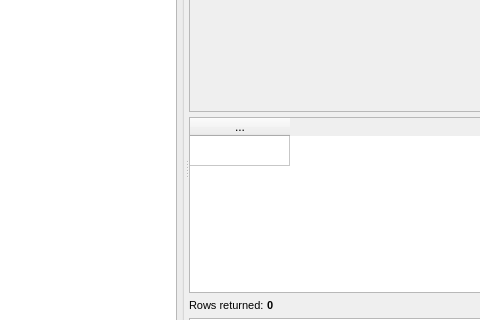
This is libpgmodeler_ui/ui/sqltoolwidget.ui in pgmodeler/pgmodeler as Qt 5 draws it before an edit; both pictures show x 183 to 663 and y 148 to 468 of the 983 by 631 pixel window. The edited form follows.
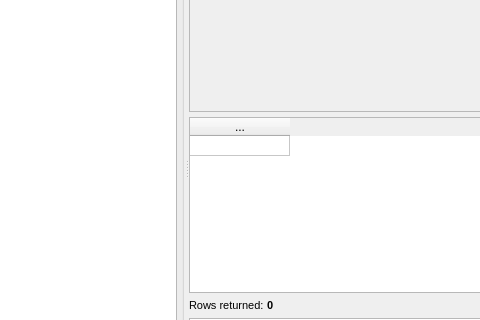
This is the edited form. Icons and pictures are not drawn.

```diff
--- a/libpgmodeler_ui/ui/sqltoolwidget.ui
+++ b/libpgmodeler_ui/ui/sqltoolwidget.ui
@@ -901,6 +901,9 @@
              <attribute name="verticalHeaderVisible">
               <bool>false</bool>
              </attribute>
+             <attribute name="verticalHeaderDefaultSectionSize">
+              <number>15</number>
+             </attribute>
              <attribute name="verticalHeaderMinimumSectionSize">
               <number>20</number>
              </attribute>
```
